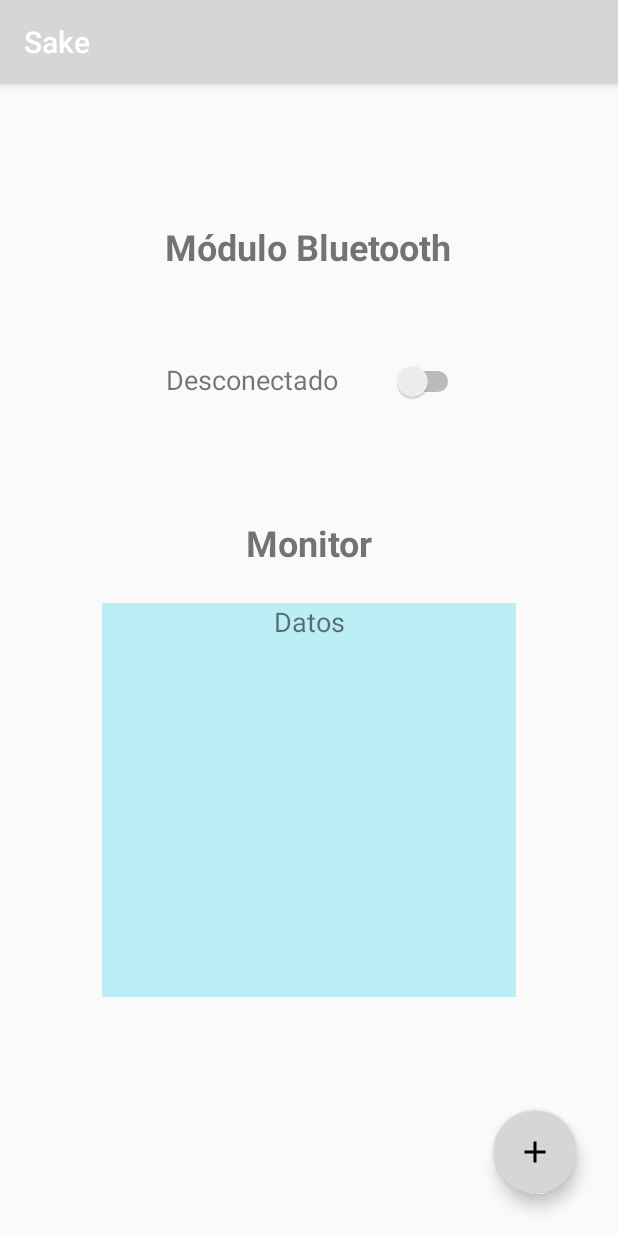
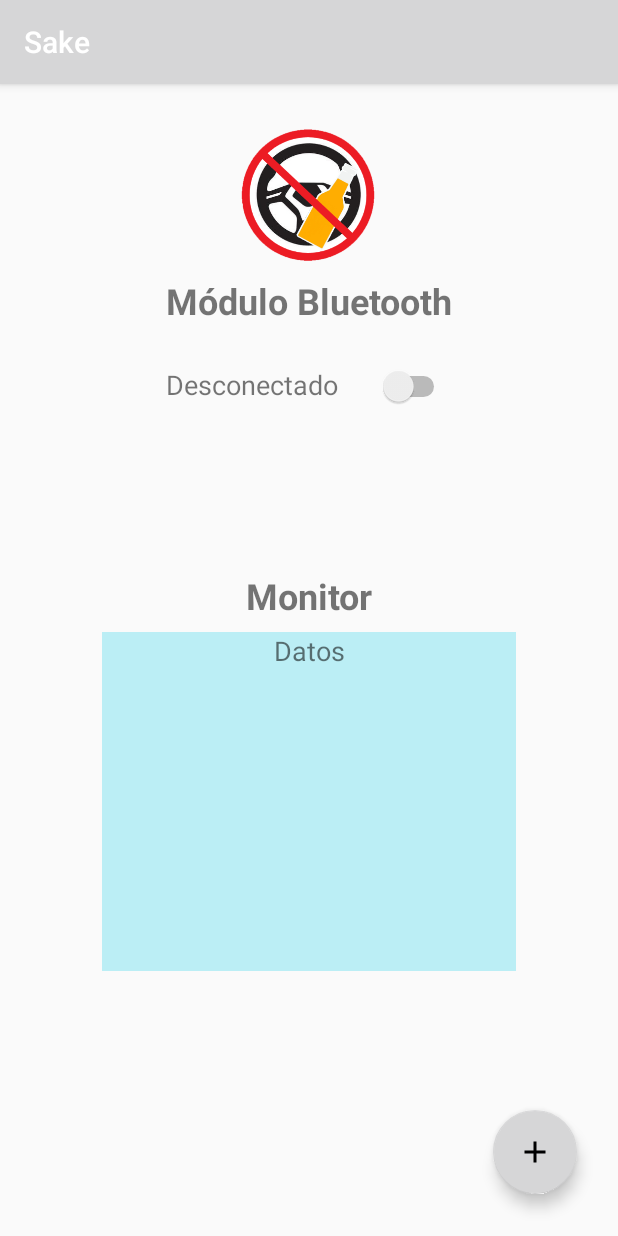
Before and after one commit to pamreth/Sake, an Android app: the screen it shows after launch (MainActivity), on a phone screen of 412 x 824 dp. Run offline under Robolectric (Android 15) with nearby library versions, the phone set to English and light mode, and no system bars; libraries missing offline, so code that uses them is left out: com.reactiveandroid, com.reactiveandroid.internal, com.reactiveandroid.query; 2 statements that could not run were skipped.

Commit message:
Logo, details in MainActivity, custom message

```diff
--- a/app/src/main/AndroidManifest.xml
+++ b/app/src/main/AndroidManifest.xml
@@ -10,7 +10,7 @@
     <uses-permission android:name="android.permission.SEND_SMS"/>
     <application
         android:allowBackup="true"
-        android:icon="@mipmap/ic_launcher"
+        android:icon="@mipmap/logo"
         android:label="@string/app_name"
         android:supportsRtl="true"
         android:theme="@style/AppTheme">
--- a/app/src/main/java/com/pamela/sake/MainActivity.java
+++ b/app/src/main/java/com/pamela/sake/MainActivity.java
@@ -84,8 +84,7 @@ public class MainActivity extends AppCompatActivity {
                             for (Person p : people) {
                                 sendMessages(p.getPhone(), "¡Alerta! \n\n Hola " +
                                         p.getName() +
-                                        ", este mensaje te informa que el nivel de alcohol está por encima de lo normal \n" +
-                                        "Nivel de alcohol: " + dataInPrint);
+                                        ", el emisor de este mensaje no se encuentra en condiciones para manejar, por favor intentar comunicarse, pues, su nivel de alcohol es de: " + dataInPrint);
                             }
 
                         } catch (NumberFormatException e) {
--- a/app/src/main/res/layout/activity_main.xml
+++ b/app/src/main/res/layout/activity_main.xml
@@ -10,13 +10,12 @@
         android:id="@+id/textView"
         android:layout_width="wrap_content"
         android:layout_height="wrap_content"
-        android:layout_marginTop="92dp"
+        android:layout_marginTop="128dp"
         android:text="@string/m_dulo_bluetooth"
         android:textAlignment="center"
         android:textSize="24sp"
         android:textStyle="bold"
         app:layout_constraintEnd_toEndOf="parent"
-        app:layout_constraintHorizontal_bias="0.497"
         app:layout_constraintStart_toStartOf="parent"
         app:layout_constraintTop_toTopOf="parent" />
 
@@ -24,26 +23,25 @@
         android:id="@+id/moduleState"
         android:layout_width="wrap_content"
         android:layout_height="wrap_content"
-        android:layout_marginEnd="76dp"
         android:text="@string/desconectado"
         android:textSize="18sp"
         app:layout_constraintBaseline_toBaselineOf="@+id/bluetoothOnOff"
-        app:layout_constraintEnd_toEndOf="@+id/textView" />
+        app:layout_constraintStart_toStartOf="@+id/textView" />
 
     <Switch
         android:id="@+id/bluetoothOnOff"
         android:layout_width="wrap_content"
         android:layout_height="wrap_content"
-        android:layout_marginStart="36dp"
-        android:layout_marginTop="60dp"
-        app:layout_constraintStart_toEndOf="@+id/moduleState"
+        android:layout_marginTop="27dp"
+        android:layout_marginEnd="2dp"
+        app:layout_constraintEnd_toEndOf="@+id/textView"
         app:layout_constraintTop_toBottomOf="@+id/textView" />
 
     <TextView
         android:id="@+id/textView2"
         android:layout_width="wrap_content"
         android:layout_height="wrap_content"
-        android:layout_marginBottom="24dp"
+        android:layout_marginBottom="8dp"
         android:text="@string/monitor"
         android:textSize="24sp"
         android:textStyle="normal|bold"
@@ -54,19 +52,19 @@
     <TextView
         android:id="@+id/idDisplay"
         android:layout_width="0dp"
-        android:layout_height="0dp"
+        android:layout_height="226dp"
         android:layout_marginStart="68dp"
-        android:layout_marginTop="346dp"
+        android:layout_marginTop="159dp"
         android:layout_marginEnd="68dp"
-        android:layout_marginBottom="75dp"
+        android:layout_marginBottom="159dp"
         android:background="#BBEEF5"
         android:text="@string/datos"
         android:textAlignment="center"
         android:textSize="18sp"
-        app:layout_constraintBottom_toTopOf="@+id/idAddPerson"
+        app:layout_constraintBottom_toBottomOf="parent"
         app:layout_constraintEnd_toEndOf="parent"
         app:layout_constraintStart_toStartOf="parent"
-        app:layout_constraintTop_toTopOf="parent" />
+        app:layout_constraintTop_toTopOf="@+id/bluetoothOnOff" />
 
     <android.support.design.widget.FloatingActionButton
         android:id="@+id/idAddPerson"
@@ -75,9 +73,21 @@
         android:layout_marginEnd="27dp"
         android:layout_marginBottom="28dp"
         android:clickable="true"
+        android:focusable="true"
         app:layout_constraintBottom_toBottomOf="parent"
         app:layout_constraintEnd_toEndOf="parent"
-        app:layout_constraintTop_toBottomOf="@+id/idDisplay"
-        app:srcCompat="@drawable/ic_add_black_48dp"
-        android:focusable="true" />
+        app:srcCompat="@drawable/ic_add_black_48dp" />
+
+    <ImageView
+        android:id="@+id/imageView"
+        android:layout_width="110dp"
+        android:layout_height="0dp"
+        android:layout_marginTop="18dp"
+        android:layout_marginBottom="32dp"
+        app:layout_constraintBottom_toBottomOf="@+id/textView"
+        app:layout_constraintEnd_toEndOf="parent"
+        app:layout_constraintStart_toStartOf="parent"
+        app:layout_constraintTop_toTopOf="parent"
+        app:srcCompat="@mipmap/logo"
+        android:contentDescription="TODO" />
 </android.support.constraint.ConstraintLayout>
--- a/app/src/main/res/layout/activity_person.xml
+++ b/app/src/main/res/layout/activity_person.xml
@@ -128,7 +128,20 @@
                 android:layout_height="wrap_content"
                 android:layout_weight="1"
                 android:text="Borrar" />
+
         </LinearLayout>
+
+        <ImageView
+            android:id="@+id/imageView2"
+            android:layout_width="match_parent"
+            android:layout_height="wrap_content"
+            android:layout_marginTop="18dp"
+            android:layout_marginBottom="32dp"
+            app:layout_constraintBottom_toBottomOf="@+id/textView"
+            app:layout_constraintEnd_toEndOf="parent"
+            app:layout_constraintStart_toStartOf="parent"
+            app:layout_constraintTop_toTopOf="parent"
+            app:srcCompat="@mipmap/logo" />
 
     </LinearLayout>
 </android.support.constraint.ConstraintLayout>
```
Also changed, not shown: app/src/main/res/mipmap-xhdpi/logo.png (added).
